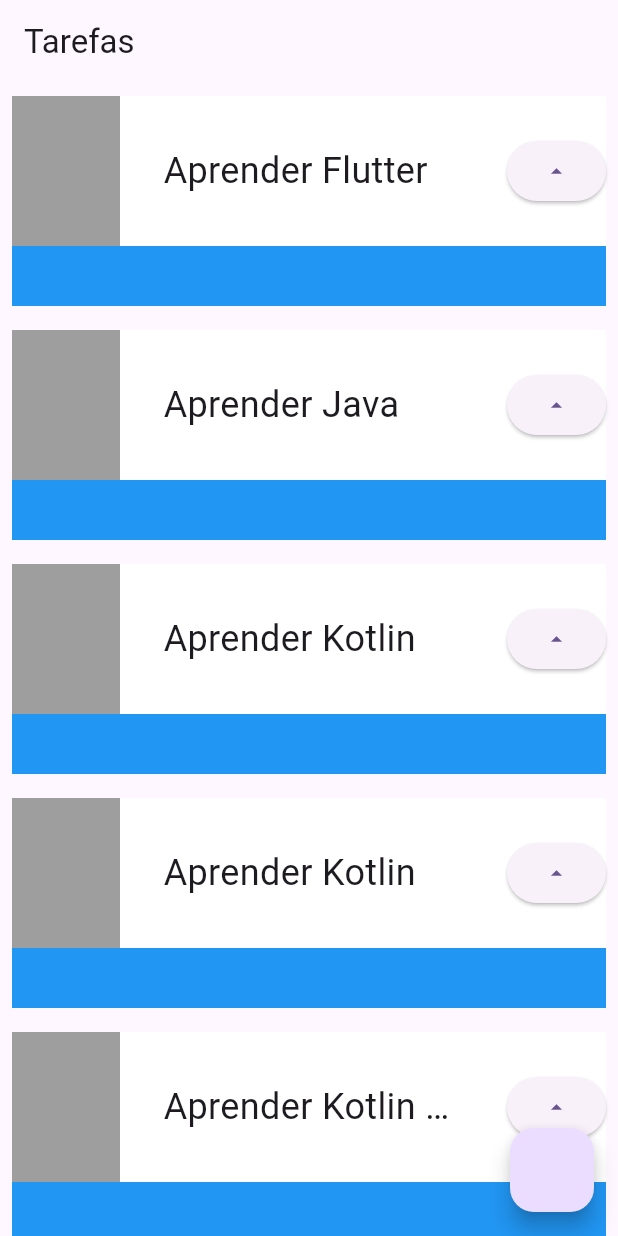
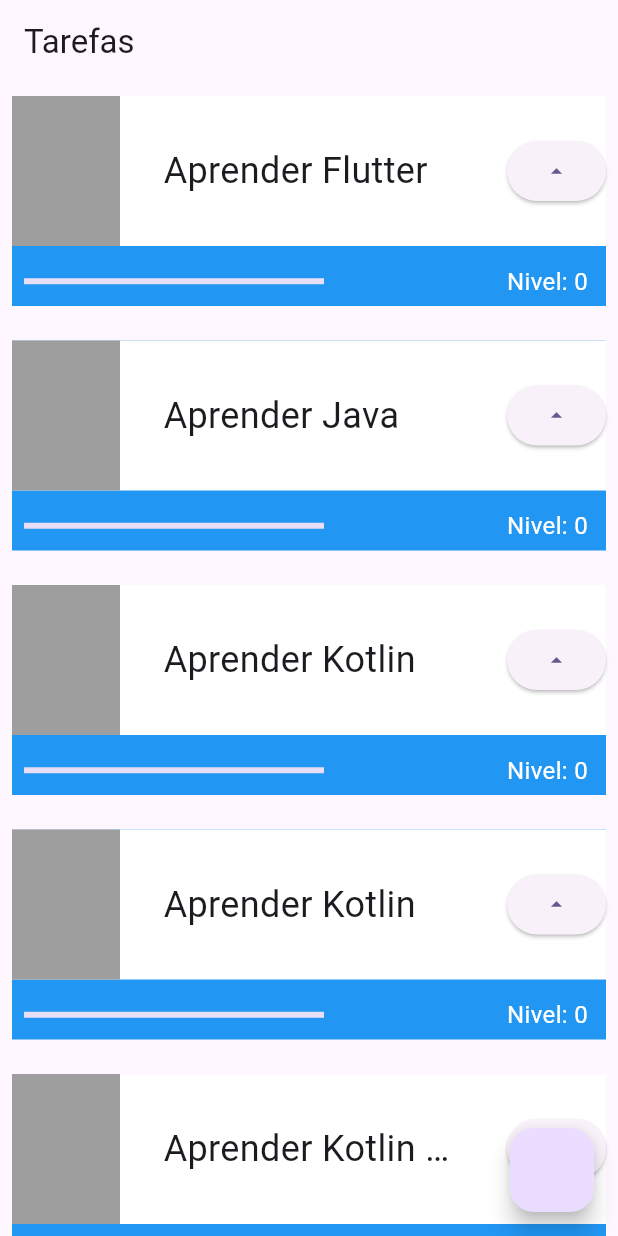
Before and after one commit to Rafaelre7/EstudoFlutter, a Flutter app: the screen it shows after launch, on a phone screen of 412 x 824 dp. Run offline on Flutter 3.47's test engine with Material 3 defaults, Android fonts, the phone set to English and light mode, and no system bars.

Commit message:
Implementando linearProgress, padding e setState para atualizar o nivel

```diff
--- a/lib/main.dart
+++ b/lib/main.dart
@@ -26,7 +26,8 @@ class MyApp extends StatelessWidget {
               Task('Aprender Java'),
               Task('Aprender Kotlin'),
               Task('Aprender Kotlin'),
-              Task('Aprender Kotlin hkjsefhdjkfhgdsjkhgkjdshgkjhsdkjghkjsdhgkjdfhgjha'),
+              Task(
+                  'Aprender Kotlin hkjsefhdjkfhgdsjkhgkjdshgkjhsdkjghkjsdhgkjdfhgjha'),
               Task('Aprender Kotlin'),
               Task('Aprender Kotlin'),
             ],
@@ -38,10 +39,19 @@ class MyApp extends StatelessWidget {
   }
 }
 
-class Task extends StatelessWidget {
+//Stateless: quando o componente é estatíco e nunca atualiza só quando é reiniciado a aplicação
+//Statefull: o valor é reativo sempre que alterado alguma variavel ele atualiza
+class Task extends StatefulWidget {
   final String nome;
 
   const Task(this.nome, {super.key});
+
+  @override
+  State<Task> createState() => _TaskState();
+}
+
+class _TaskState extends State<Task> {
+  int nivel = 0;
 
   @override
   Widget build(BuildContext context) {
@@ -54,6 +64,8 @@ class Task extends StatelessWidget {
               color: Colors.blue,
               height: 140,
             ),
+            Column(
+              children: [
                 Container(
                   color: Colors.white,
                   height: 100,
@@ -68,16 +80,48 @@ class Task extends StatelessWidget {
                       Container(
                           width: 200,
                           child: Text(
-                    nome,
+                            widget.nome,
                             style: TextStyle(
                                 fontSize: 24,
-                      overflow: TextOverflow.ellipsis //colocando ... caso texto muito grande
+                                overflow: TextOverflow
+                                    .ellipsis //colocando ... caso texto muito grande
                                 ),
                           )),
                       ElevatedButton(
-                      onPressed: () {}, child: Icon(Icons.arrow_drop_up))
+                          onPressed: () {
+                            //Funcao para mostrar que esta alterando o valor
+                            setState(() {
+                              nivel++;
+                            });
+                            print(nivel);
+                          },
+                          child: Icon(Icons.arrow_drop_up))
                     ],
                   ),
+                ),
+                Row(
+                  mainAxisAlignment: MainAxisAlignment.spaceBetween,
+                  children: [
+                    Padding(
+                      padding: const EdgeInsets.all(8),
+                      child: Container(
+                        child: LinearProgressIndicator(
+                          color: Colors.white,
+                          value: nivel/10,
+                        ),
+                        width: 200,
+                      ),
+                    ),
+                    Padding(
+                      padding: const EdgeInsets.all(12),
+                      child: Text(
+                        "Nivel: $nivel",
+                        style: TextStyle(color: Colors.white, fontSize: 16),
+                      ),
+                    ),
+                  ],
+                ),
+              ],
             )
           ],
         ),
```
Lines whose indentation alone changed are shown as unchanged.
